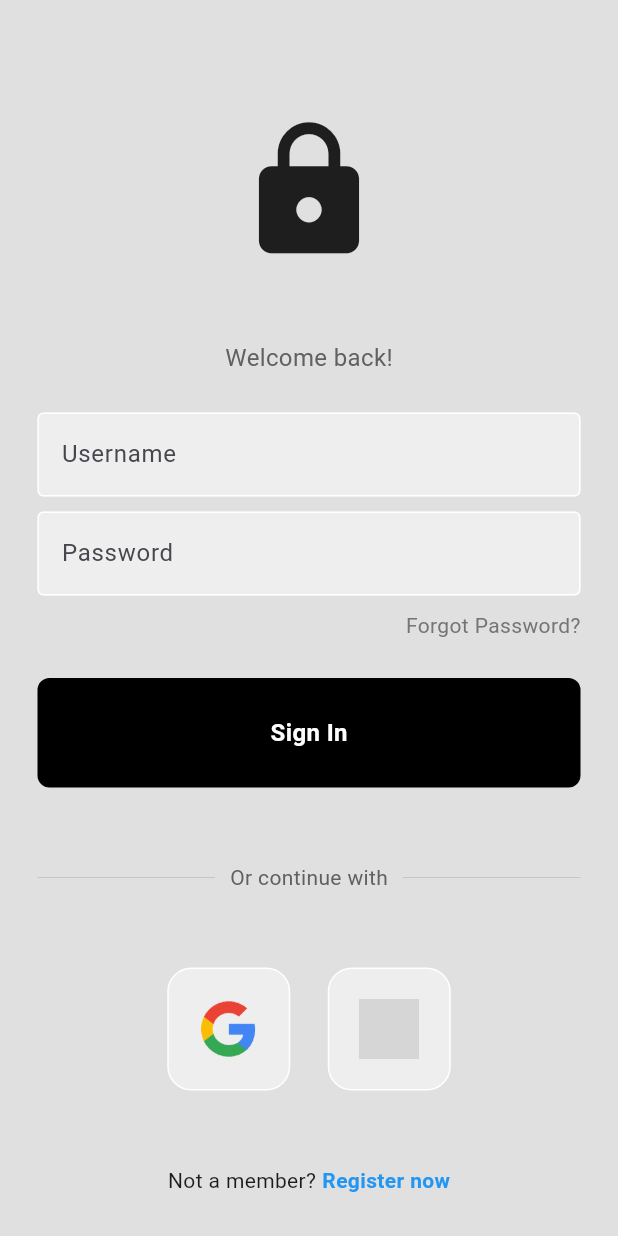
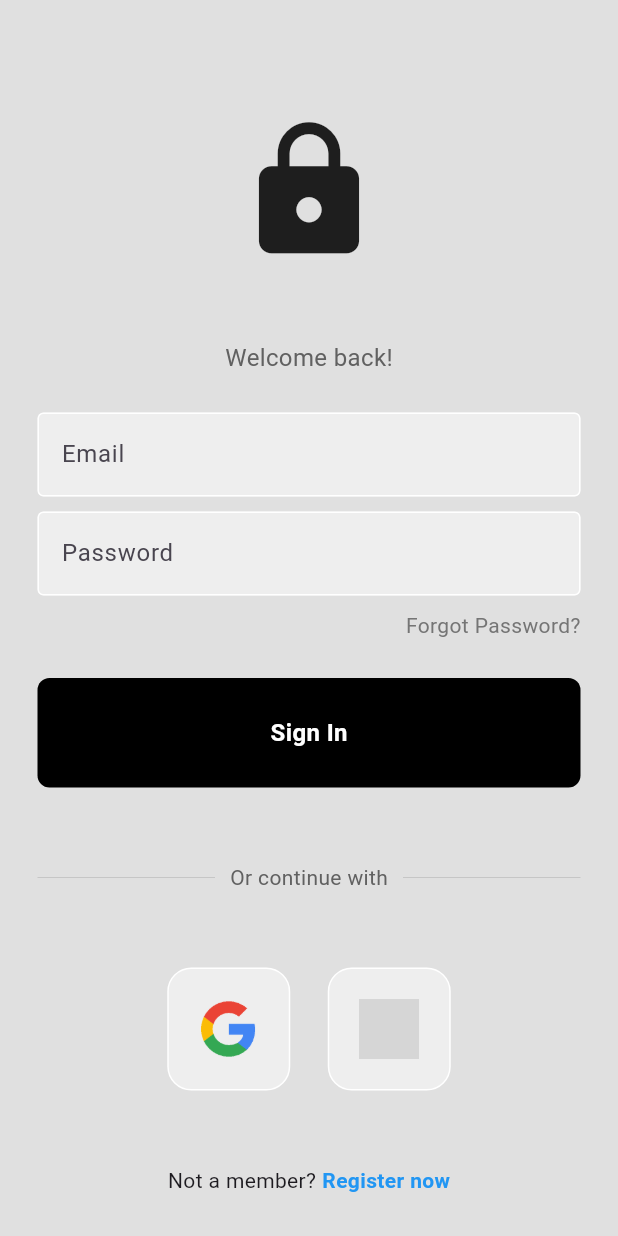
Before and after one commit to orlodax/Flutter-Learn, a Flutter app: the screen it shows after launch, on a phone screen of 412 x 824 dp. Run offline on Flutter 3.47's test engine with Material 3 defaults, Android fonts, the phone set to English and light mode, and no system bars; our stand-ins replace firebase_auth, firebase_core, flutter_slidable, google_nav_bar, hive_flutter, isar; accounts and stored records are empty; generated files the repository leaves out were written again; grey boxes are pictures that could not be loaded.

Commit message:
login app - perform login

```diff
--- a/login_app/lib/main.dart
+++ b/login_app/lib/main.dart
@@ -1,11 +1,11 @@
 import 'package:flutter/material.dart';
-import 'package:login_app/pages/login_page.dart';
+import 'package:login_app/pages/auth_page.dart';
 import 'package:firebase_core/firebase_core.dart';
 import 'firebase_options.dart';
 
-void main() {
+void main() async {
   WidgetsFlutterBinding.ensureInitialized();
-  Firebase.initializeApp(options: DefaultFirebaseOptions.currentPlatform);
+  await Firebase.initializeApp(options: DefaultFirebaseOptions.currentPlatform);
   runApp(const MainApp());
 }
 
@@ -14,6 +14,6 @@ class MainApp extends StatelessWidget {
 
   @override
   Widget build(BuildContext context) {
-    return MaterialApp(debugShowCheckedModeBanner: false, home: LoginPage());
+    return MaterialApp(debugShowCheckedModeBanner: false, home: AuthPage());
   }
 }
--- /dev/null
+++ b/login_app/lib/pages/auth_page.dart
@@ -0,0 +1,30 @@
+import 'package:firebase_auth/firebase_auth.dart';
+import 'package:flutter/material.dart';
+import 'package:login_app/pages/home_page.dart';
+import 'package:login_app/pages/login_page.dart';
+
+class AuthPage extends StatelessWidget {
+  const AuthPage({super.key});
+
+  @override
+  Widget build(BuildContext context) {
+    return Scaffold(
+      body: StreamBuilder<User?>(
+        stream: FirebaseAuth.instance.authStateChanges(),
+        builder: (context, snapshot) {
+          if (snapshot.connectionState == ConnectionState.waiting) {
+            return Center(child: CircularProgressIndicator());
+          } else if (snapshot.hasError) {
+            return Center(child: Text('Error: ${snapshot.error}'));
+          } else if (snapshot.hasData) {
+            // User is authenticated
+            return HomePage();
+          } else {
+            // User is not authenticated
+            return LoginPage();
+          }
+        },
+      ),
+    );
+  }
+}
--- a/login_app/lib/pages/login_page.dart
+++ b/login_app/lib/pages/login_page.dart
@@ -1,13 +1,19 @@
+import 'package:firebase_auth/firebase_auth.dart';
 import 'package:flutter/material.dart';
 import 'package:login_app/components/my_button.dart';
 import 'package:login_app/components/my_textfield.dart';
 import 'package:login_app/components/square_tile.dart';
 
-class LoginPage extends StatelessWidget {
-  LoginPage({super.key});
+class LoginPage extends StatefulWidget {
+  const LoginPage({super.key});
 
+  @override
+  State<LoginPage> createState() => _LoginPageState();
+}
+
+class _LoginPageState extends State<LoginPage> {
   // Controllers for the text fields
-  final _usernameController = TextEditingController();
+  final _emailController = TextEditingController();
   final _passwordController = TextEditingController();
 
   @override
@@ -35,10 +41,7 @@ class LoginPage extends StatelessWidget {
               const SizedBox(height: 25),
 
               // username field
-              MyTextField(
-                hintText: 'Username',
-                controller: _usernameController,
-              ),
+              MyTextField(hintText: 'Email', controller: _emailController),
 
               const SizedBox(height: 10),
 
@@ -136,12 +139,44 @@ class LoginPage extends StatelessWidget {
     );
   }
 
-  void _signUserIn() {
-    // Logic to sign in the user
-    String username = _usernameController.text;
-    String password = _passwordController.text;
+  void _signUserIn() async {
+    showDialog(
+      context: context,
+      builder: (context) {
+        return Center(child: CircularProgressIndicator());
+      },
+    );
 
-    // Here you would typically call an authentication service
-    print('Username: $username, Password: $password');
+    try {
+      await FirebaseAuth.instance.signInWithEmailAndPassword(
+        email: _emailController.text,
+        password: _passwordController.text,
+      );
+
+      if (context.mounted) {
+        Navigator.of(context).pop();
+      } // Close the loading dialog
+    } on FirebaseAuthException catch (e) {
+      _displayErrorMessage(e);
+    }
+  }
+
+  void _displayErrorMessage(FirebaseAuthException e) {
+    String? errorMessage;
+    switch (e.code) {
+      case 'user-not-found':
+        errorMessage = 'No user found for that email.';
+        break;
+      case 'wrong-password':
+        errorMessage = 'Wrong password provided for that user.';
+        break;
+      default:
+        errorMessage = 'Error: ${e.message}';
+    }
+    if (context.mounted) {
+      ScaffoldMessenger.of(
+        context,
+      ).showSnackBar(SnackBar(content: Text(errorMessage)));
+    }
   }
 }
--- a/login_app/pubspec.yaml
+++ b/login_app/pubspec.yaml
@@ -9,7 +9,8 @@ environment:
 dependencies:
   flutter:
     sdk: flutter
-  firebase_core: ^4.0.0
+  firebase_core:
+  firebase_auth:
 
 dev_dependencies:
   flutter_test:
```
Also changed, not shown: login_app/lib/pages/home_page.dart (added, +29 -0 lines), 3 other files.
